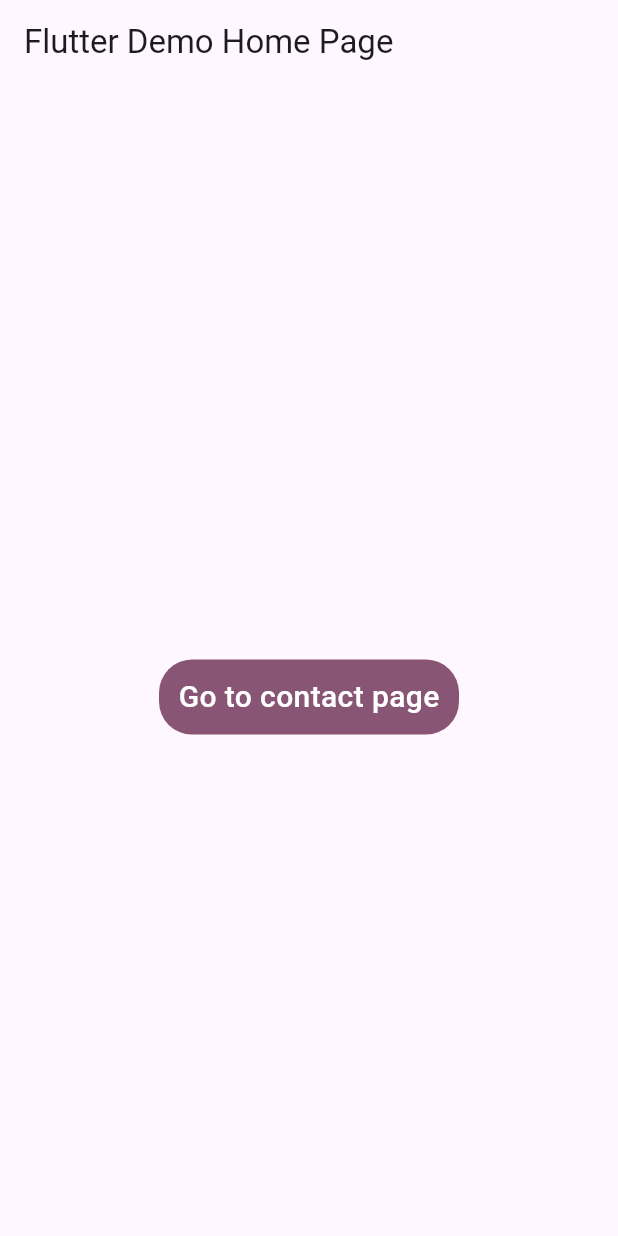
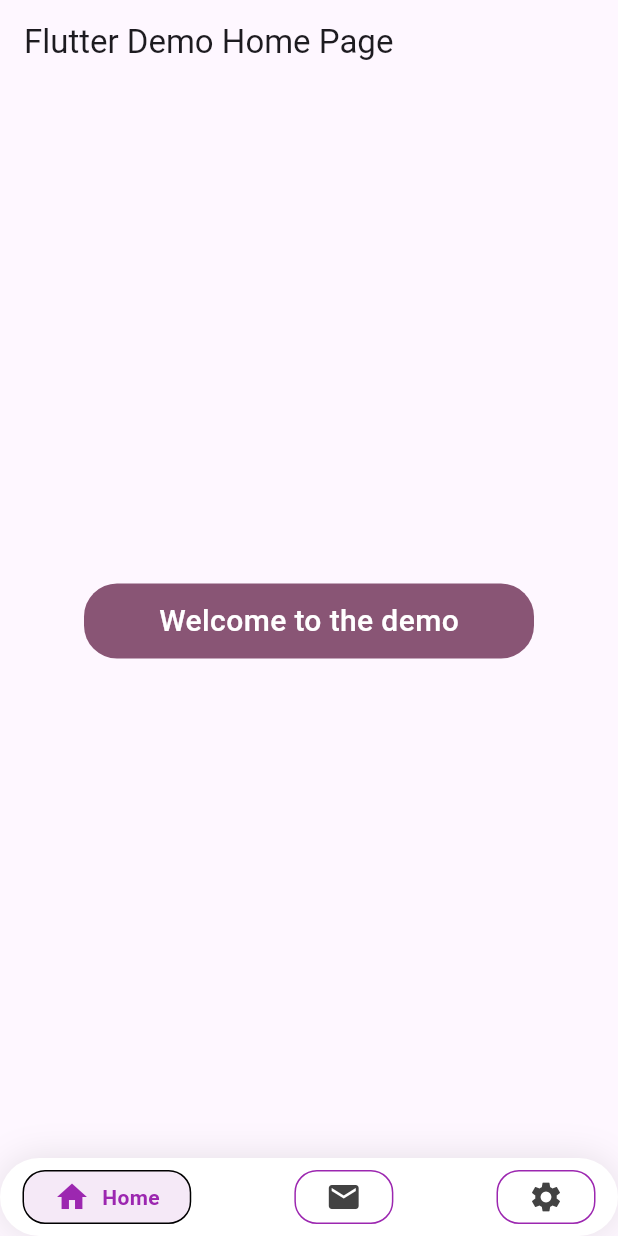
Before and after one commit to kareemzok/beautifull-contact-form, a Flutter app: the screen it shows after launch, on a phone screen of 412 x 824 dp. Run offline on Flutter 3.47's test engine with Material 3 defaults, Android fonts, the phone set to English and light mode, and no system bars; drawn by our look-alikes of google_nav_bar; our stand-ins replace flutter_screenutil, oktoast, settings_ui.

Commit message:
Code enhancements Update libraries Add new bottom tab Add setting page

```diff
--- a/lib/Contact/HomeButton.dart
+++ b/lib/Contact/HomeButton.dart
@@ -14,7 +14,7 @@ class HomeButton extends StatelessWidget {
       onTap: onTap,
       child: Container(
         height: 50,
-        width: 200,
+        width: 300,
         decoration: BoxDecoration(
           color: themeColor,
           borderRadius: BorderRadius.circular(22),
--- /dev/null
+++ b/lib/Home.dart
@@ -0,0 +1,38 @@
+
+import 'dart:io';
+
+import 'package:flutter/cupertino.dart';
+import 'package:flutter/material.dart';
+import 'package:flutter_screenutil/flutter_screenutil.dart';
+import 'Contact/HomeButton.dart';
+import 'Contact/ContactUsForm.dart';
+
+
+// Create a Form widget.
+class HomePage extends StatefulWidget {
+  const HomePage({Key? key}) : super(key: key);
+
+  @override
+  HomeFormState createState() {
+    return HomeFormState();
+  }
+}
+
+class HomeFormState extends State<HomePage> {
+  Widget build(BuildContext context) {
+
+    ScreenUtil.init(
+        context,
+        designSize: Size(360, 690),
+        minTextAdapt: true);
+    return Center(
+        child:  HomeButton(
+          title: 'Welcome to the demo',
+          onTap: () {
+
+
+          },
+        )
+    );
+  }
+}
--- a/lib/main.dart
+++ b/lib/main.dart
@@ -1,7 +1,11 @@
 import 'package:flutter/material.dart';
 
+import 'Home.dart';
 import 'Contact/ContactUsForm.dart';
+import 'Settings/Settings.dart';
 import 'Contact/HomeButton.dart';
+import 'package:google_nav_bar/google_nav_bar.dart';
+import 'dart:developer' as developer;
 
 void main() {
   runApp(const MyApp());
@@ -13,6 +17,8 @@ class MyApp extends StatelessWidget {
   // This widget is the root of your application.
   @override
   Widget build(BuildContext context) {
+
+
     return MaterialApp(
       title: 'Flutter Demo',
       theme: ThemeData(
@@ -50,15 +56,45 @@ class MyHomePage extends StatefulWidget {
   State<MyHomePage> createState() => _MyHomePageState();
 }
 
-class _MyHomePageState extends State<MyHomePage> {
+class _MyHomePageState extends State<MyHomePage> with SingleTickerProviderStateMixin{
   int _counter = 0;
   double screenWidth = 600;
   double screenHeight = 400;
+  int _selectedIndex = 0;
+  late TabController _tcontroller;
 
+  final List<String> bottomNavTitle = ['Home', 'Contact us', 'Settings'];
+  late String currentTitle;
+
+
+  @override
+  void initState() {
+
+    currentTitle = 'Home';
+    _tcontroller = TabController(initialIndex: 0, length: 3, vsync: this);
+    _tcontroller.addListener(changeTitle); // Registering listener
+
+    super.initState();
+  }
+
+  // This function is called, every time active tab is changed
+  void changeTitle() {
+    setState(() {
+      // get index of active tab & change current appbar title
+      currentTitle = bottomNavTitle[_tcontroller.index];
+    });
+  }
   @override
   Widget build(BuildContext context) {
     screenWidth = MediaQuery.of(context).size.width;
     screenHeight = MediaQuery.of(context).size.height;
+
+    const List<Widget> _pages = <Widget>[
+      HomePage(),
+      ContactUsForm(),
+      SettingPage(),
+    ];
+
 
     // This method is rerun every time setState is called, for instance as done
     // by the _incrementCounter method above.
@@ -72,27 +108,67 @@ class _MyHomePageState extends State<MyHomePage> {
         // the App.build method, and use it to set our appbar title.
         title: Text(widget.title),
       ),
-      body: Center(
-        child: Column(
-          mainAxisAlignment: MainAxisAlignment.center,
-          crossAxisAlignment: CrossAxisAlignment.center,
-          children: <Widget>[
-            SizedBox(height: screenHeight * 0.06),
-            Flexible(
-              child: HomeButton(
-                title: 'Go to contact page',
-                onTap: () {
-                  Navigator.push(
-                    context,
-                    MaterialPageRoute(
-                      builder: (context) => const ContactUsForm(),
-                    ),
-                  );
+      body: _pages.elementAt(_selectedIndex),
 
-                },
-              ),
-            ),
+
+      bottomNavigationBar: Container(
+        decoration: BoxDecoration(
+          color: Colors.white,
+          borderRadius: BorderRadius.circular(40),
+          boxShadow: [
+            BoxShadow(
+              blurRadius: 20,
+              color: Colors.black.withOpacity(.1),
+            )
           ],
+        ),
+        child: SafeArea(
+          child: Padding(
+            padding: const EdgeInsets.symmetric(horizontal: 15.0, vertical: 8),
+            child: GNav(
+                rippleColor: Colors.white!, // tab button ripple color when pressed
+                hoverColor: Colors.purple[700]!, // tab button hover color
+                haptic: true, // haptic feedback
+                tabBorderRadius: 15,
+                tabActiveBorder: Border.all(color: Colors.black, width: 1), // tab button border
+                tabBorder: Border.all(color: Colors.purple, width: 1), // tab button border
+                tabShadow: [BoxShadow(color: Colors.white.withOpacity(0.5), blurRadius: 8)], // tab button shadow
+                curve: Curves.easeOutExpo, // tab animation curves
+                duration: Duration(milliseconds: 900), // tab animation duration
+                gap: 8, // the tab button gap between icon and text
+                color: Colors.grey[800], // unselected icon color
+                activeColor: Colors.purple, // selected icon and text color
+                iconSize: 24, // tab button icon size
+                tabBackgroundColor: Colors.purple.withOpacity(0.1), // selected tab background color
+                padding: EdgeInsets.symmetric(horizontal: 20, vertical: 5), // navigation bar padding
+                tabs: [
+                  GButton(
+                    icon: Icons.home,
+                    text: bottomNavTitle.elementAt(0),
+                  ),
+                  GButton(
+                    icon: Icons.email,
+                    text: bottomNavTitle.elementAt(1),
+                  ),
+                  GButton(
+                    icon: Icons.settings,
+                    text: bottomNavTitle.elementAt(2),
+                  ),
+
+                ],
+              selectedIndex: _selectedIndex,
+              onTabChange: (index) {
+                setState(() {
+                  _selectedIndex = index;
+                  currentTitle = bottomNavTitle[index];
+
+                  developer.log('index: $index');
+                });
+              },
+
+            )
+
+          ),
         ),
       ),
     );
```
Also changed, not shown: lib/Contact/ContactUsForm.dart (+5 -19 lines), lib/Settings/Settings.dart (added, +58 -0 lines), pubspec.yaml (+7 -6 lines), pubspec.lock, 4 other files.
